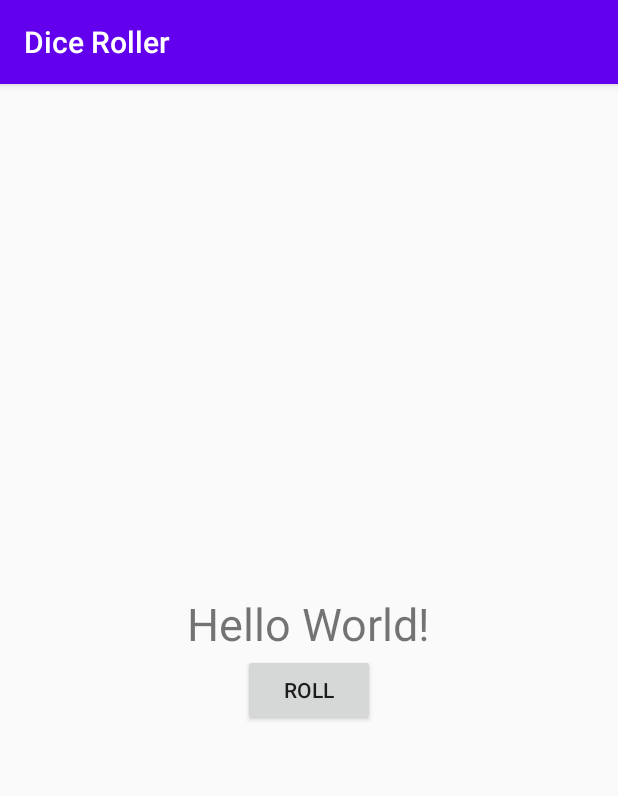
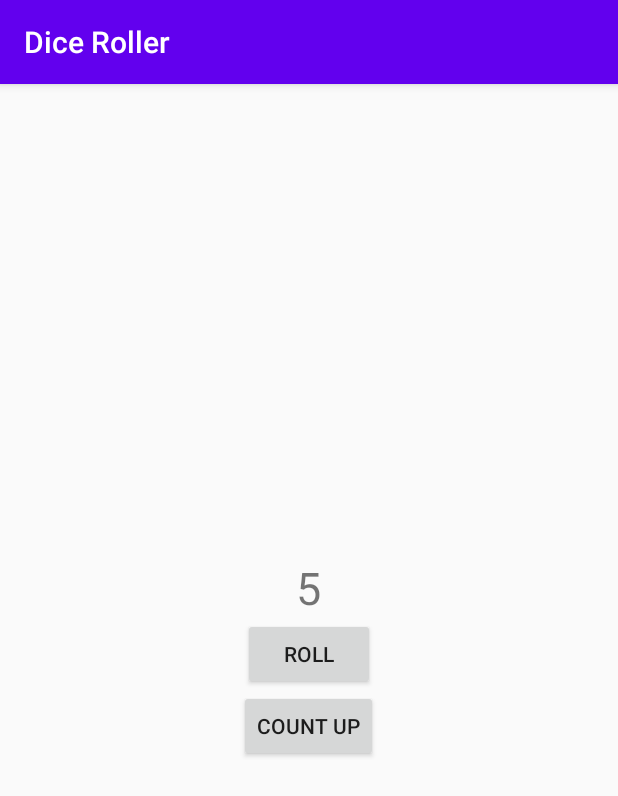
Before and after one commit to MinhoChoi-a/android-practice, an Android app: the screen it shows after launch (MainActivity), after a tap on "ROLL", on a phone screen of 412 x 824 dp. Shown: the top 796 px of the screen. Run offline under Robolectric (Android 15) with nearby library versions, the light colour scheme and no system bars.

Commit message:
finished dice roller

```diff
--- a/HelloWorld/app/src/main/java/com/example/helloworld/MainActivity.kt
+++ b/HelloWorld/app/src/main/java/com/example/helloworld/MainActivity.kt
@@ -3,7 +3,9 @@ package com.example.helloworld
 import androidx.appcompat.app.AppCompatActivity
 import android.os.Bundle
 import android.widget.Button
+import android.widget.TextView
 import android.widget.Toast
+import java.util.*
 
 class MainActivity : AppCompatActivity() {
     override fun onCreate(savedInstanceState: Bundle?) {
@@ -12,10 +14,40 @@ class MainActivity : AppCompatActivity() {
 
         val rollButton: Button = findViewById(R.id.roll_button)
         rollButton.setOnClickListener { rollDice() }
+
+        val countButton: Button = findViewById((R.id.add_button))
+        countButton.setOnClickListener{ countUp() }
     }
 
     private fun rollDice() {
-        Toast.makeText(this, "button clicked",
-            Toast.LENGTH_SHORT).show()
+        val resultText: TextView = findViewById(R.id.result_text)
+
+        var randomInt = (1..6).random()
+
+        resultText.text = randomInt.toString()
+
+        //   Toast.makeText(this, "button clicked",
+        //      Toast.LENGTH_SHORT).show()
+    }
+
+    private fun countUp() {
+        val resultText: TextView = findViewById(R.id.result_text)
+        val text = resultText.text
+
+        // If text is the default "Hello World!" set that text to 1.
+        if (text != "Hello World!"){
+            // Otherwise, increment the number up to 6.
+            // The text value in resultText.text is an instance of the CharSequence class;
+            // it needs to be converted to a String object before it can be converted to an int.
+            var resultInt = resultText.text.toString().toInt()
+
+            if (resultInt < 6) {
+                resultInt++
+                resultText.text = resultInt.toString()
+            }
+        }
+        else {
+            resultText.text = "Hello World!"
+        }
     }
 }
--- a/HelloWorld/app/src/main/res/layout/activity_main.xml
+++ b/HelloWorld/app/src/main/res/layout/activity_main.xml
@@ -10,17 +10,28 @@
     tools:context=".MainActivity" >
 
     <TextView
+        android:id="@+id/result_text"
+
         android:layout_width="wrap_content"
         android:layout_height="wrap_content"
         android:layout_gravity="center_horizontal"
         android:textSize="30sp"
-        android:text="Hello World!" />
+        android:text="Hello World!"
 
-    <Button
+        />
+
+     <Button
         android:id="@+id/roll_button"
         android:layout_width="wrap_content"
         android:layout_height="wrap_content"
         android:layout_gravity="center_horizontal"
         android:text="@string/roll_label"/>
 
+    <Button
+        android:id="@+id/add_button"
+        android:layout_width="wrap_content"
+        android:layout_height="wrap_content"
+        android:layout_gravity="center_horizontal"
+        android:text="@string/add_label"/>
+
 </LinearLayout>
--- a/HelloWorld/app/src/main/res/values/strings.xml
+++ b/HelloWorld/app/src/main/res/values/strings.xml
@@ -1,4 +1,5 @@
 <resources>
     <string name="app_name">Dice Roller</string>
     <string name="roll_label">Roll</string>
+    <string name="add_label">Count Up</string>
 </resources>
```
